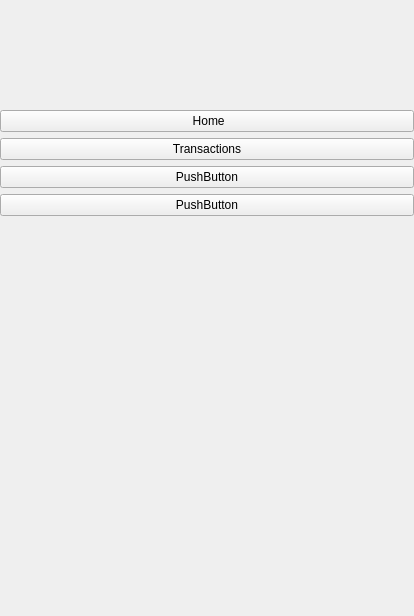
Before: the Qt Designer form sem3/projectQt/sectionscolumn.ui in naztes0/University, drawn with Qt 5.
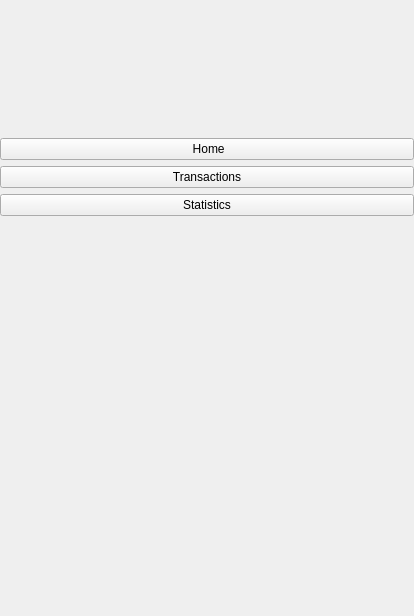
After: the same form once the commit is applied. Icons and pictures are not drawn.

```diff
--- a/sem3/projectQt/sectionscolumn.ui
+++ b/sem3/projectQt/sectionscolumn.ui
@@ -70,14 +70,7 @@
    <item>
     <widget class="QPushButton" name="pushButton_3">
      <property name="text">
-      <string>PushButton</string>
-     </property>
-    </widget>
-   </item>
-   <item>
-    <widget class="QPushButton" name="pushButton_4">
-     <property name="text">
-      <string>PushButton</string>
+      <string>Statistics</string>
      </property>
     </widget>
    </item>
```
